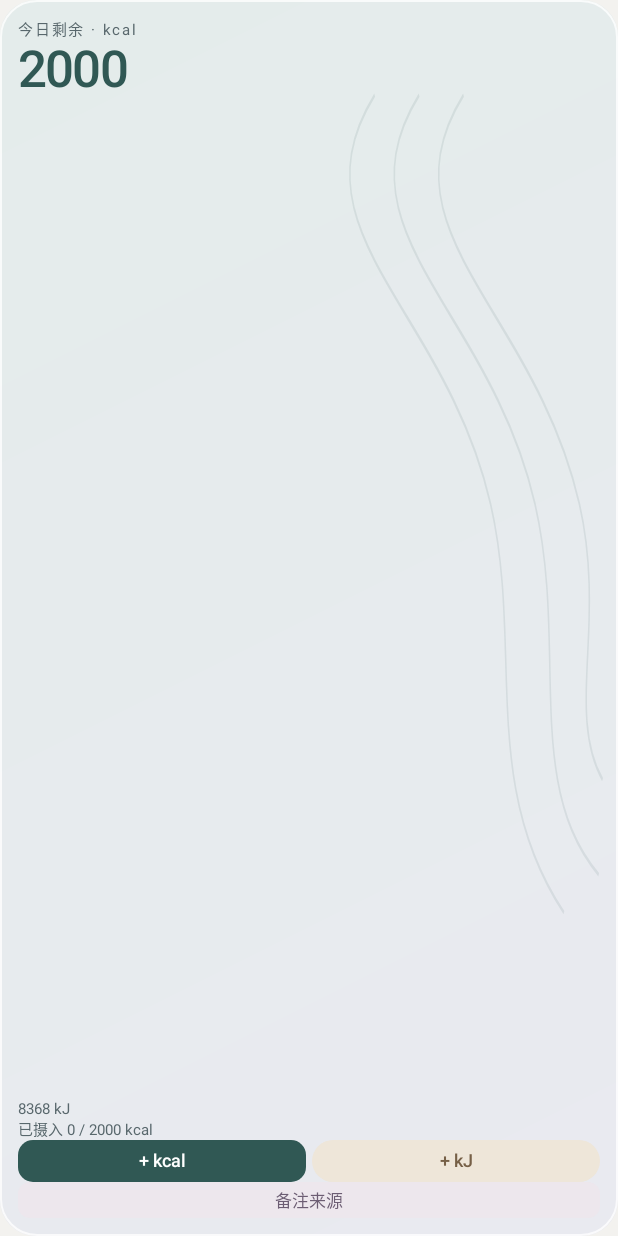
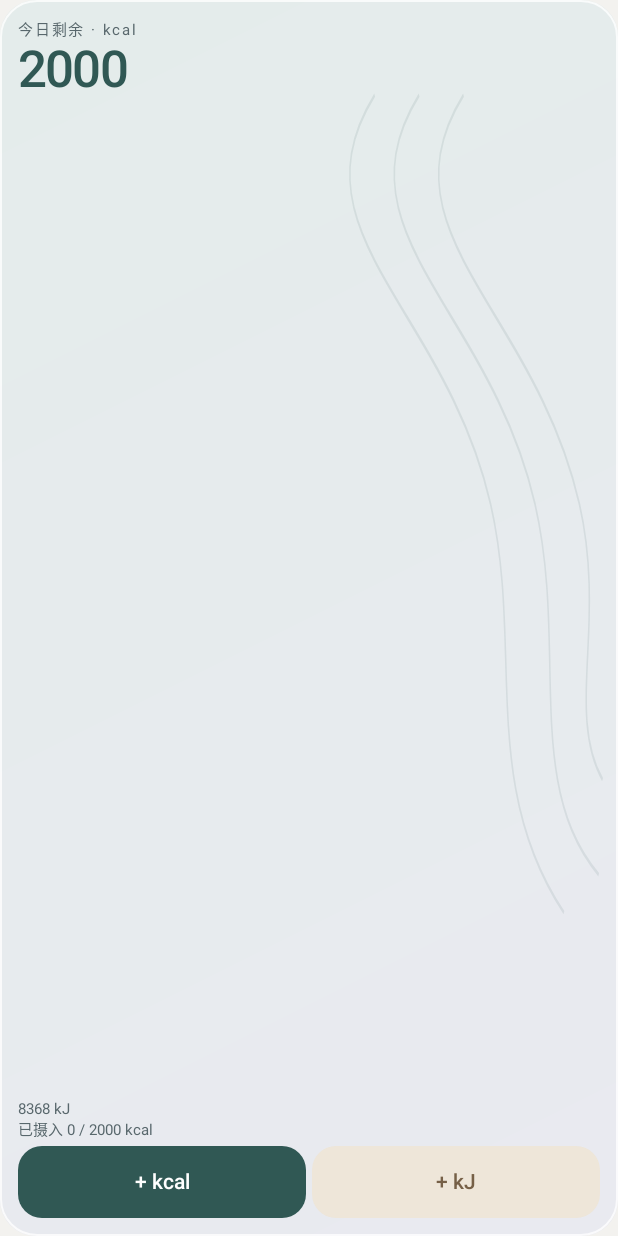
Before and after one commit to youranata/CalorieBudget, an Android app: the layout widget_calorie.xml on its own in the app's theme, with its tools: preview values and no code run, on a phone screen of 412 x 824 dp. Run offline under Robolectric (Android 15) with nearby library versions, the phone set to English and light mode, and no system bars.

Commit message:
Simplify widget entry points and enlarge calorie unit buttons in 2.1.1

```diff
--- a/CalorieWidget/app/build.gradle.kts
+++ b/CalorieWidget/app/build.gradle.kts
@@ -13,8 +13,8 @@ android {
         applicationId = "com.example.caloriewidget"
         minSdk = 26
         targetSdk = 35
-        versionCode = 4
-        versionName = "2.1"
+        versionCode = 5
+        versionName = "2.1.1"
         testInstrumentationRunner = "androidx.test.runner.AndroidJUnitRunner"
     }
 
--- a/CalorieWidget/app/src/main/res/drawable/widget_action_background.xml
+++ b/CalorieWidget/app/src/main/res/drawable/widget_action_background.xml
@@ -1,4 +1,4 @@
 <shape xmlns:android="http://schemas.android.com/apk/res/android">
     <solid android:color="@color/calorie_primary" />
-    <corners android:radius="10dp" />
+    <corners android:radius="16dp" />
 </shape>
--- a/CalorieWidget/app/src/main/res/drawable/widget_note_background.xml
+++ /dev/null
@@ -1,4 +0,0 @@
-<shape xmlns:android="http://schemas.android.com/apk/res/android">
-    <solid android:color="@color/mauve_surface" />
-    <corners android:radius="8dp" />
-</shape>
--- a/CalorieWidget/app/src/main/res/layout/widget_calorie.xml
+++ b/CalorieWidget/app/src/main/res/layout/widget_calorie.xml
@@ -6,9 +6,8 @@
         <TextView android:id="@+id/widget_remaining_kj" android:layout_width="match_parent" android:layout_height="wrap_content" android:text="@string/widget_calorie_text_3" android:textColor="@color/text_secondary" android:textSize="10sp" android:fontFamily="sans-serif" android:includeFontPadding="false" />
         <TextView android:id="@+id/widget_consumed" android:layout_width="match_parent" android:layout_height="wrap_content" android:text="@string/widget_calorie_text_4" android:textColor="@color/text_secondary" android:textSize="10sp" android:maxLines="1" android:autoSizeTextType="uniform" android:autoSizeMinTextSize="7sp" android:autoSizeMaxTextSize="10sp" android:fontFamily="sans-serif" android:includeFontPadding="false" />
     </LinearLayout>
-    <LinearLayout android:layout_width="match_parent" android:layout_height="28dp" android:orientation="horizontal">
-        <TextView android:id="@+id/widget_add_kcal" android:layout_width="0dp" android:layout_height="match_parent" android:layout_weight="1" android:gravity="center" android:text="@string/widget_calorie_text_5" android:textColor="@color/on_primary" android:textSize="12sp" android:background="@drawable/widget_action_background" android:contentDescription="@string/widget_calorie_contentdescription_6" android:fontFamily="sans-serif-medium" android:includeFontPadding="false" />
-        <TextView android:id="@+id/widget_add_kj" android:layout_width="0dp" android:layout_height="match_parent" android:layout_weight="1" android:layout_marginStart="4dp" android:gravity="center" android:text="@string/widget_calorie_text_7" android:textColor="@color/sand_ink" android:textSize="12sp" android:background="@drawable/sand_background" android:contentDescription="@string/widget_calorie_contentdescription_8" android:fontFamily="sans-serif-medium" android:includeFontPadding="false" />
+    <LinearLayout android:layout_width="match_parent" android:layout_height="48dp" android:layout_marginTop="4dp" android:orientation="horizontal">
+        <TextView android:id="@+id/widget_add_kcal" android:layout_width="0dp" android:layout_height="match_parent" android:layout_weight="1" android:gravity="center" android:text="@string/widget_calorie_text_5" android:textColor="@color/on_primary" android:textSize="14sp" android:background="@drawable/widget_action_background" android:contentDescription="@string/widget_calorie_contentdescription_6" android:fontFamily="sans-serif-medium" android:includeFontPadding="false" />
+        <TextView android:id="@+id/widget_add_kj" android:layout_width="0dp" android:layout_height="match_parent" android:layout_weight="1" android:layout_marginStart="4dp" android:gravity="center" android:text="@string/widget_calorie_text_7" android:textColor="@color/sand_ink" android:textSize="14sp" android:background="@drawable/sand_background" android:contentDescription="@string/widget_calorie_contentdescription_8" android:fontFamily="sans-serif-medium" android:includeFontPadding="false" />
     </LinearLayout>
-    <TextView android:id="@+id/widget_add_note" android:layout_width="match_parent" android:layout_height="24dp" android:gravity="center" android:text="@string/widget_calorie_text_9" android:textColor="@color/mauve_ink" android:textSize="11sp" android:contentDescription="@string/widget_calorie_contentdescription_10" android:fontFamily="sans-serif-medium" android:includeFontPadding="false" android:background="@drawable/widget_note_background" />
 </LinearLayout>
--- a/CalorieWidget/app/src/main/res/values/strings.xml
+++ b/CalorieWidget/app/src/main/res/values/strings.xml
@@ -44,6 +44,4 @@
     <string name="widget_calorie_contentdescription_6">输入 kcal 热量</string>
     <string name="widget_calorie_text_7">+ kJ</string>
     <string name="widget_calorie_contentdescription_8">输入 kJ 热量</string>
-    <string name="widget_calorie_text_9">备注来源</string>
-    <string name="widget_calorie_contentdescription_10">填写来源备注并新增摄入记录</string>
 </resources>
```
Also changed, not shown: CalorieWidget/app/src/main/java/com/example/caloriewidget/widget/CalorieWidgetProvider.kt (+4 -5 lines), CalorieWidget/app/src/main/res/layout/widget_calorie_compact.xml (+3 -4 lines), 8 other files.
